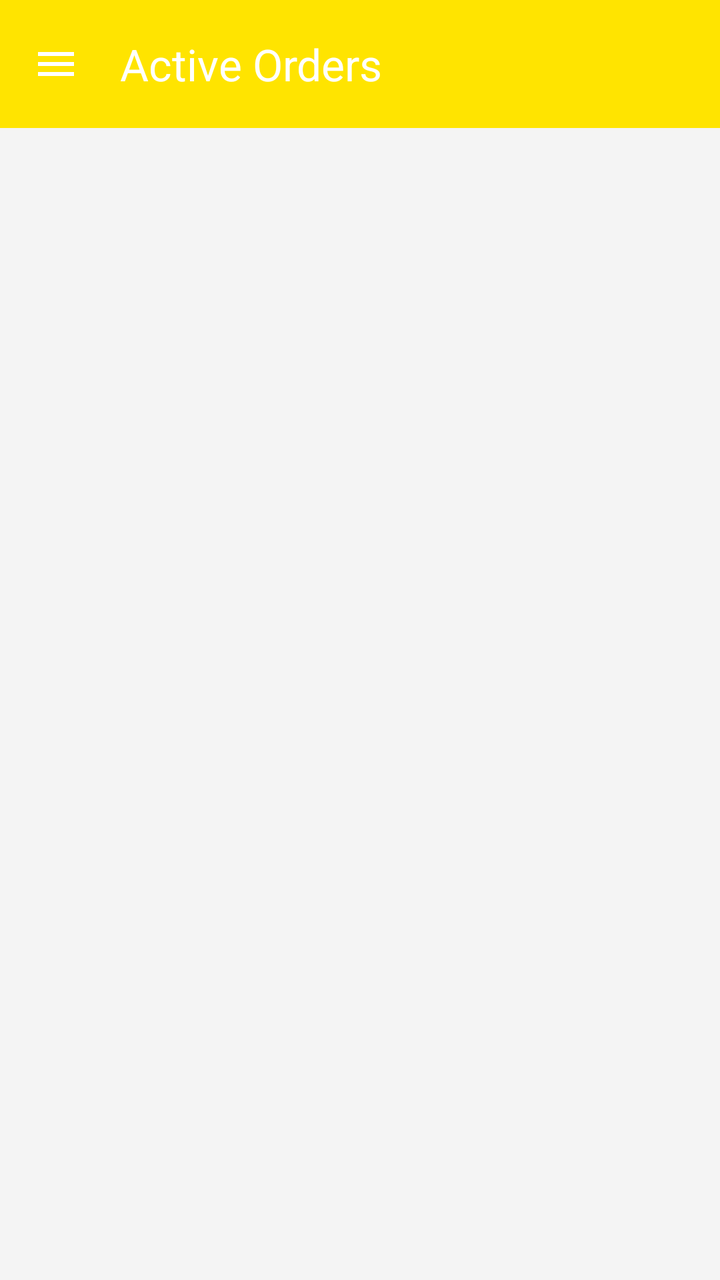
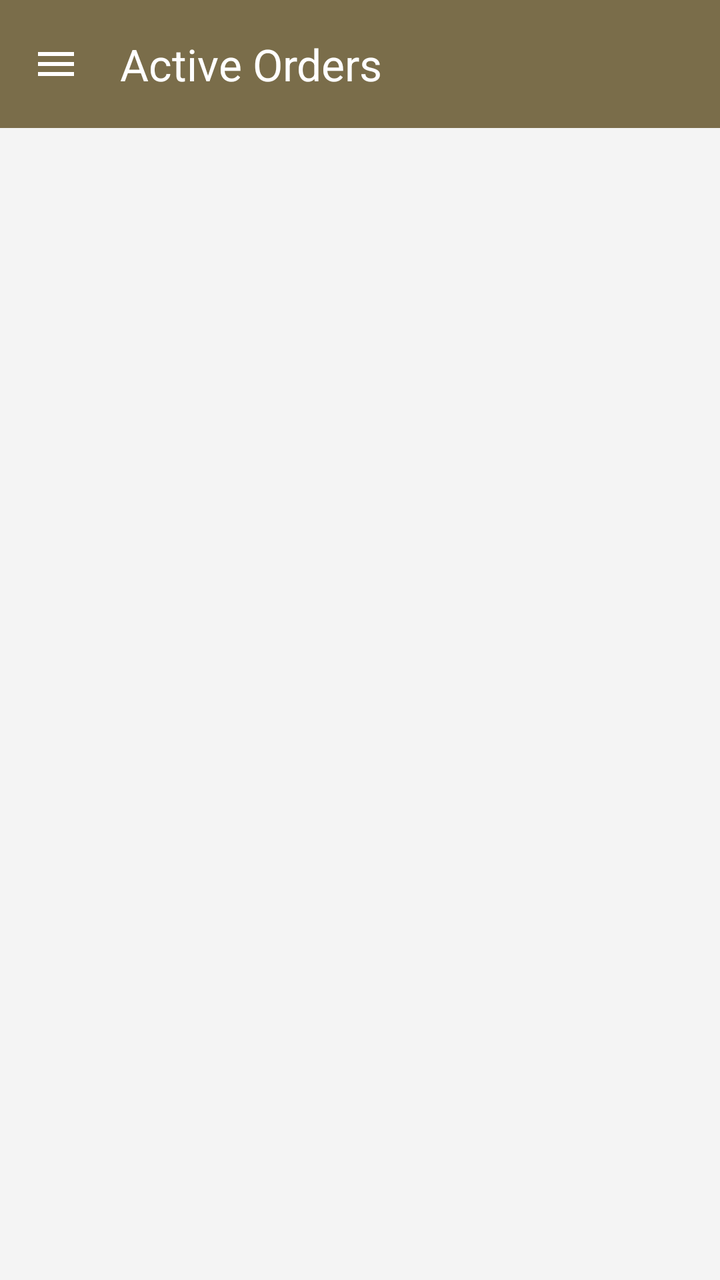

An Android layout rendered at two revisions. The XML below is the earlier revision; the diff shows what the commit changed to produce the second picture.
<!-- AndroidManifest.xml: application theme Theme.LaundryApp -->
<!-- res/layout/activity_admin.xml -->
<?xml version="1.0" encoding="utf-8"?>
<androidx.drawerlayout.widget.DrawerLayout xmlns:android="http://schemas.android.com/apk/res/android"
    xmlns:app="http://schemas.android.com/apk/res-auto"
    android:id="@+id/drawerLayout"
    android:layout_width="match_parent"
    android:layout_height="match_parent">

    <LinearLayout
        android:layout_width="match_parent"
        android:layout_height="match_parent"
        android:orientation="vertical">

        <androidx.appcompat.widget.Toolbar
            android:id="@+id/toolbar"
            android:layout_width="match_parent"
            android:layout_height="?attr/actionBarSize"
            android:background="#FFE400"
            app:title="Active Orders"
            app:titleTextColor="#ffffff"
            app:navigationIcon="@drawable/ic_menu_white"/>
        <androidx.recyclerview.widget.RecyclerView
            android:id="@+id/recyclerViewOrders"
            android:layout_width="match_parent"
            android:layout_height="match_parent"
            android:padding="5dp"
            android:background="#f4f4f4"/>
    </LinearLayout>

    <com.google.android.material.navigation.NavigationView
        android:id="@+id/navigationView"
        android:layout_width="wrap_content"
        android:layout_height="match_parent"
        android:layout_gravity="start"
        app:menu="@menu/admin_menu"/>

</androidx.drawerlayout.widget.DrawerLayout>
<!-- resources referenced by this layout -->
<resources>
  <!-- drawable ic_menu_white (drawable) -->
  <vector xmlns:android="http://schemas.android.com/apk/res/android" android:height="24dp" android:tint="#FFFFFF" android:viewportHeight="24" android:viewportWidth="24" android:width="24dp">
        
      <path android:fillColor="@android:color/white" android:pathData="M3,18h18v-2L3,16v2zM3,13h18v-2L3,11v2zM3,6v2h18L21,6L3,6z"/>
      
  </vector>
  <style name="Theme.LaundryApp" parent="Base.Theme.LaundryApp" />
  <style name="Base.Theme.LaundryApp" parent="Theme.Material3.DayNight.NoActionBar">
          
          
      </style>
</resources>

<!-- the commit's change to res/layout/activity_admin.xml (unified diff, before → after) -->
@@ -14,10 +14,10 @@
             android:id="@+id/toolbar"
             android:layout_width="match_parent"
             android:layout_height="?attr/actionBarSize"
-            android:background="#FFE400"
+            android:background="#7A6D4A"
+            app:navigationIcon="@drawable/ic_menu_white"
             app:title="Active Orders"
-            app:titleTextColor="#ffffff"
-            app:navigationIcon="@drawable/ic_menu_white"/>
+            app:titleTextColor="#ffffff" />
         <androidx.recyclerview.widget.RecyclerView
             android:id="@+id/recyclerViewOrders"
             android:layout_width="match_parent"
